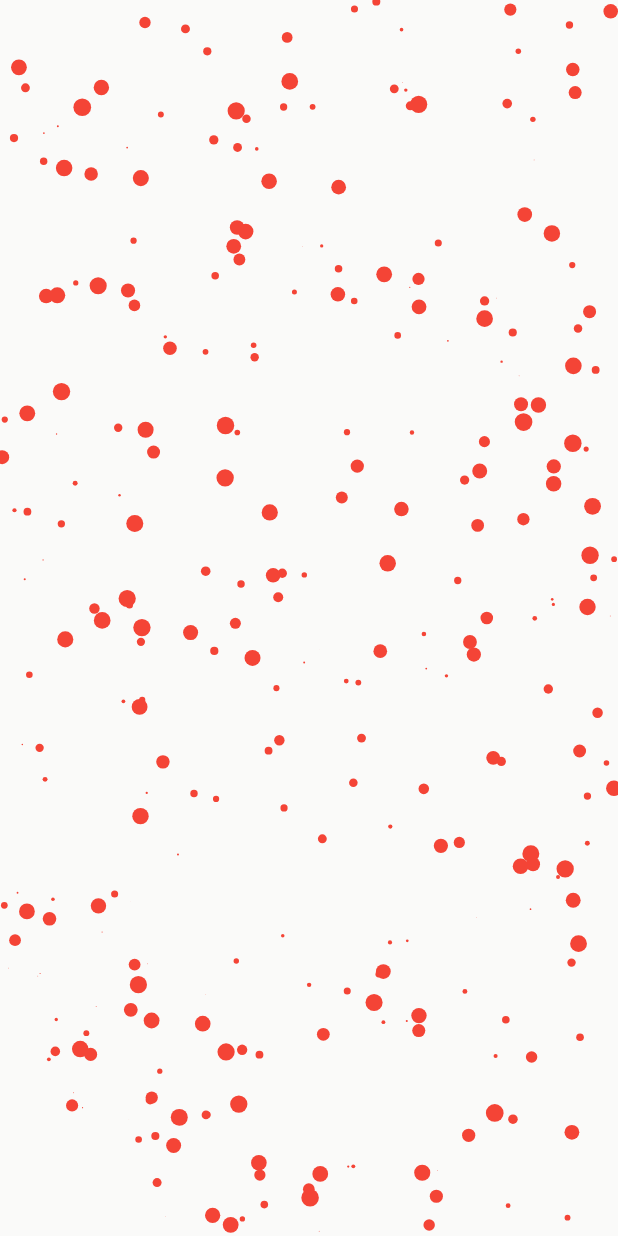
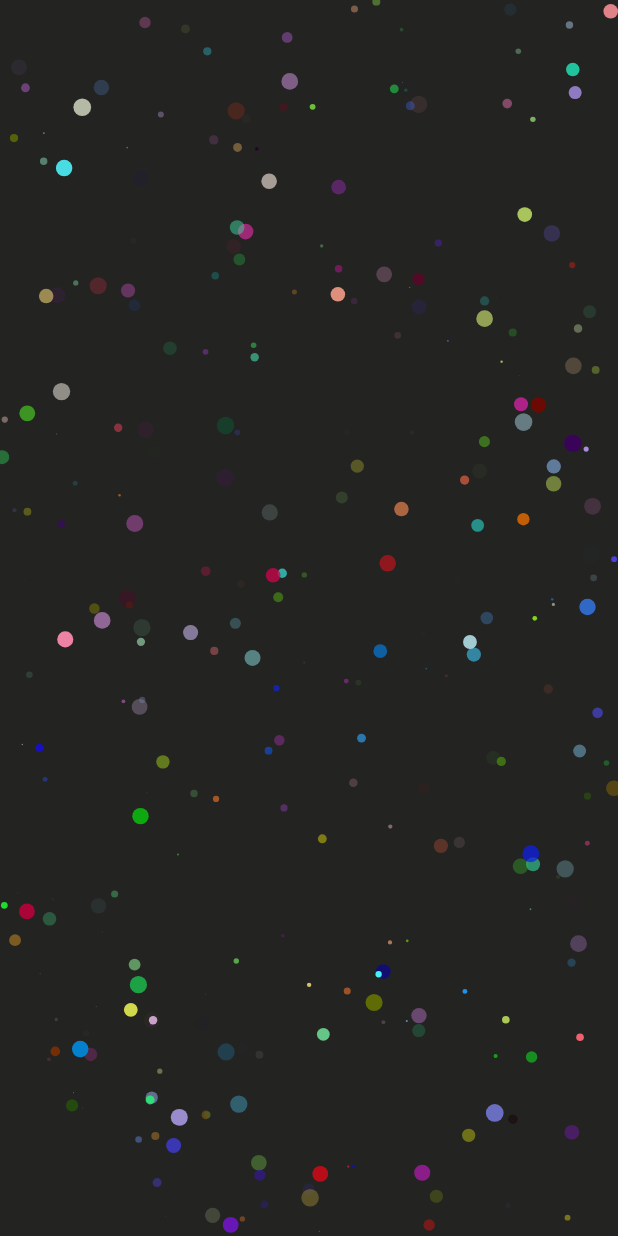
Before and after one commit to kira-on-git/gerative_art, a Flutter app: the screen it shows after launch, on a phone screen of 412 x 824 dp. Run offline on Flutter 3.47's test engine with Material 2 defaults, Android fonts, the light colour scheme and no system bars.

Commit message:
random color on black screen

```diff
--- a/lib/my_painter.dart
+++ b/lib/my_painter.dart
@@ -72,11 +72,12 @@ class _MyPainterState extends State<MyPainter>
   @override
   Widget build(BuildContext context) {
     return Scaffold(
+        backgroundColor: Colors.black87,
         body: CustomPaint(
-      painter: MyPainterCanvas(rgn, particles, animation.value),
-      child: Container(
-        color: Colors.yellow.withAlpha(1),
-      ),
-    ));
+          painter: MyPainterCanvas(rgn, particles, animation.value),
+          child: Container(
+            color: Colors.yellow.withAlpha(1),
+          ),
+        ));
   }
 }
--- a/lib/my_painter_canvas.dart
+++ b/lib/my_painter_canvas.dart
@@ -35,7 +35,7 @@ class MyPainterCanvas extends CustomPainter {
     //paint the objects
     for (var p in particles) {
       var paint = Paint();
-      paint.color = Colors.red;
+      paint.color = p.color;
       canvas.drawCircle(p.position, p.radius, paint);
     }
     // var dx = size.width / 2;
```
